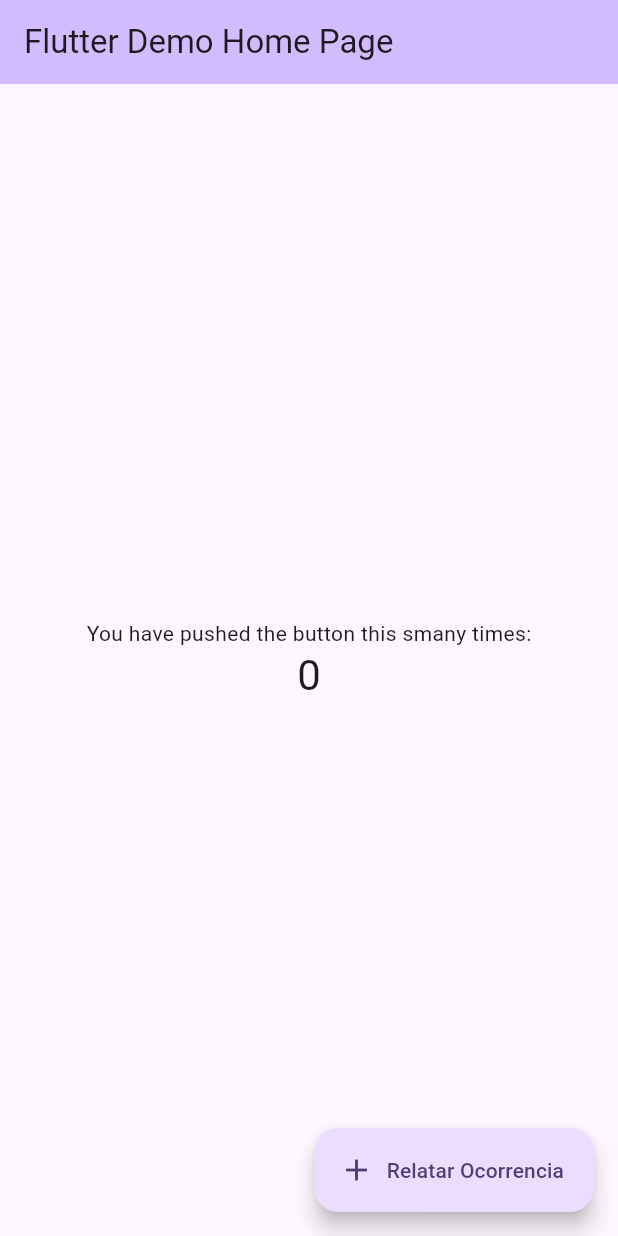
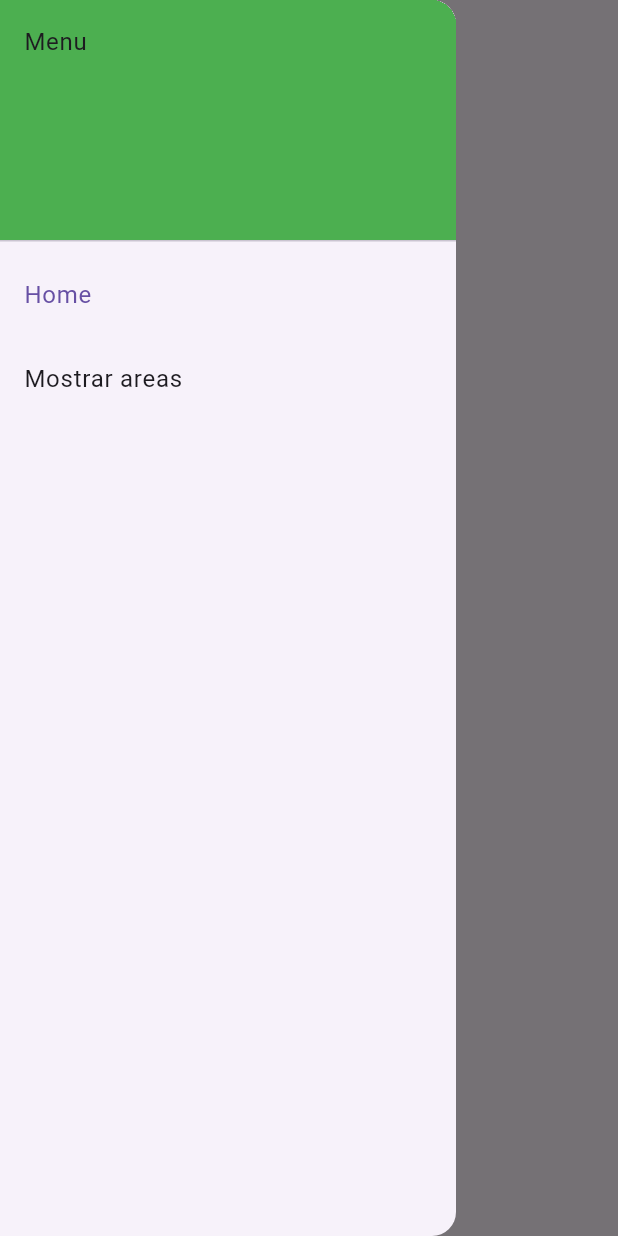
Before and after one commit to WendSant/vigiliancia-comunitaria, a Flutter app: the screen it shows after launch, with the side drawer open (before the commit the screen has no drawer), on a phone screen of 412 x 824 dp. Run offline on Flutter 3.47's test engine with Material 3 defaults, Android fonts, the phone set to English and light mode, and no system bars; our stand-ins replace flutter_map, latlong2.

Commit message:
map added

```diff
--- a/lib/main.dart
+++ b/lib/main.dart
@@ -1,127 +1,81 @@
 import 'package:flutter/material.dart';
+import 'package:vigilanciacomunitaria/widgets/map.dart';
 
 void main() {
-  runApp(const MyApp());
+  runApp(MyApp());
 }
 
 class MyApp extends StatelessWidget {
-  const MyApp({super.key});
-
-  // This widget is the root of your application.
   @override
   Widget build(BuildContext context) {
     return MaterialApp(
-      title: 'Flutter Demso',
+      title: 'Vigilancia',
       debugShowCheckedModeBanner: false,
       theme: ThemeData(
-        // This is the theme of your application.
-        //
-        // TRY THIS: Try running your application with "flutter run". You'll see
-        // the application has a purple toolbar. Then, without quitting the app,
-        // try changing the seedColor in the colorScheme below to Colors.green
-        // and then invoke "hot reload" (save your changes or press the "hot
-        // reload" button in a Flutter-supported IDE, or press "r" if you used
-        // the command line to start the app).
-        //
-        // Notice that the counter didn't reset back to zero; the application
-        // state is not lost during the reload. To reset the state, use hot
-        // restart instead.
-        //
-        // This works for code too, not just values: Most code changes can be
-        // tested with just a hot reload.
-        colorScheme: ColorScheme.fromSeed(seedColor: Colors.deepPurple),
-        useMaterial3: true,
+        primarySwatch: Colors.green,
       ),
-      home: const MyHomePage(title: 'Flutter Demo Home Page'),
+      home: MyHomePage(),
     );
   }
 }
 
 class MyHomePage extends StatefulWidget {
-  const MyHomePage({super.key, required this.title});
-
-  // This widget is the home page of your application. It is stateful, meaning
-  // that it has a State object (defined below) that contains fields that affect
-  // how it looks.
-
-  // This class is the configuration for the state. It holds the values (in this
-  // case the title) provided by the parent (in this case the App widget) and
-  // used by the build method of the State. Fields in a Widget subclass are
-  // always marked "final".
-
-  final String title;
-
   @override
-  State<MyHomePage> createState() => _MyHomePageState();
+  _MyHomePageState createState() => _MyHomePageState();
 }
 
 class _MyHomePageState extends State<MyHomePage> {
-  int _counter = 0;
+  int _selectedIndex = 0;
 
-  void _incrementCounter() {
+  static final List<Widget> _widgetOptions = <Widget>[
+    Text('Home'),
+    LeafletMapWidget(),
+  ];
+
+  void _onItemTapped(int index) {
     setState(() {
-      // This call to setState tells the Flutter framework that something has
-      // changed in this State, which causes it to rerun the build method below
-      // so that the display can reflect the updated values. If we changed
-      // _counter without calling setState(), then the build method would not be
-      // called again, and so nothing would appear to happen.
-      _counter++;
+      _selectedIndex = index;
     });
   }
 
   @override
   Widget build(BuildContext context) {
-    // This method is rerun every time setState is called, for instance as done
-    // by the _incrementCounter method above.
-    //
-    // The Flutter framework has been optimized to make rerunning build methods
-    // fast, so that you can just rebuild anything that needs updating rather
-    // than having to individually change instances of widgets.
     return Scaffold(
       appBar: AppBar(
-        // TRY THIS: Try changing the color here to a specific color (to
-        // Colors.amber, perhaps?) and trigger a hot reload to see the AppBar
-        // change color while the other colors stay the same.
-        backgroundColor: Theme.of(context).colorScheme.inversePrimary,
-        // Here we take the value from the MyHomePage object that was created by
-        // the App.build method, and use it to set our appbar title.
-        title: Text(widget.title),
+        title: Text('Vigilancia'),
       ),
       body: Center(
-        // Center is a layout widget. It takes a single child and positions it
-        // in the middle of the parent.
-        child: Column(
-          // Column is also a layout widget. It takes a list of children and
-          // arranges them vertically. By default, it sizes itself to fit its
-          // children horizontally, and tries to be as tall as its parent.
-          //
-          // Column has various properties to control how it sizes itself and
-          // how it positions its children. Here we use mainAxisAlignment to
-          // center the children vertically; the main axis here is the vertical
-          // axis because Columns are vertical (the cross axis would be
-          // horizontal).
-          //
-          // TRY THIS: Invoke "debug painting" (choose the "Toggle Debug Paint"
-          // action in the IDE, or press "p" in the console), to see the
-          // wireframe for each widget.
-          mainAxisAlignment: MainAxisAlignment.center,
+        child: _widgetOptions.elementAt(_selectedIndex),
+      ),
+      drawer: Drawer(
+        child: ListView(
+          padding: EdgeInsets.zero,
           children: <Widget>[
-            const Text(
-              'You have pushed the button this smany times:',
+            DrawerHeader(
+              child: Text('Menu'),
+              decoration: BoxDecoration(
+                color: Colors.green,
+              ),
             ),
-            Text(
-              '$_counter',
-              style: Theme.of(context).textTheme.headlineMedium,
+            ListTile(
+              title: Text('Home'),
+              selected: _selectedIndex == 0,
+              onTap: () {
+                Navigator.pop(context);
+                _onItemTapped(0);
+              },
+            ),
+            ListTile(
+              title: Text('Mostrar areas'),
+              selected: _selectedIndex == 1,
+              onTap: () {
+                Navigator.pop(context);
+                _onItemTapped(1);
+              },
             ),
           ],
         ),
       ),
-      floatingActionButton: FloatingActionButton.extended(
-        onPressed: _incrementCounter,
-        tooltip: 'Increment',
-        label: Text('Relatar Ocorrencia'),
-        icon: Icon(Icons.add),
-      ),
     );
   }
 }
--- a/pubspec.yaml
+++ b/pubspec.yaml
@@ -36,7 +36,9 @@ dependencies:
   # The following adds the Cupertino Icons font to your application.
   # Use with the CupertinoIcons class for iOS style icons.
   cupertino_icons: ^1.0.2
-  flutter_map: any
+  latlong2: ^0.9.0
+  flutter_map: ^6.1.0
+  url_launcher: ^6.2.3
 
 
 
```
Also changed, not shown: lib/widgets/map.dart (added, +31 -0 lines), pubspec.lock, 7 other files.
